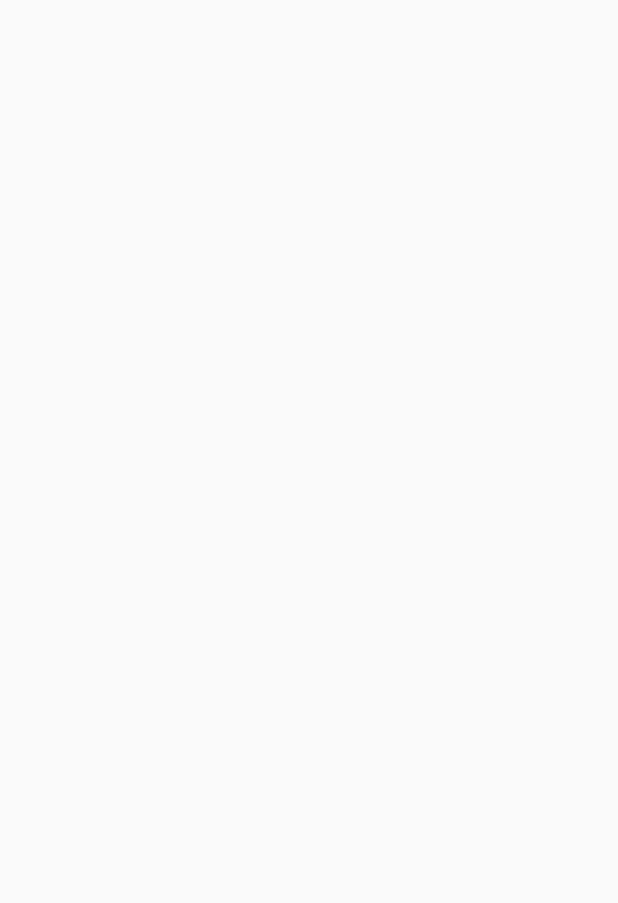
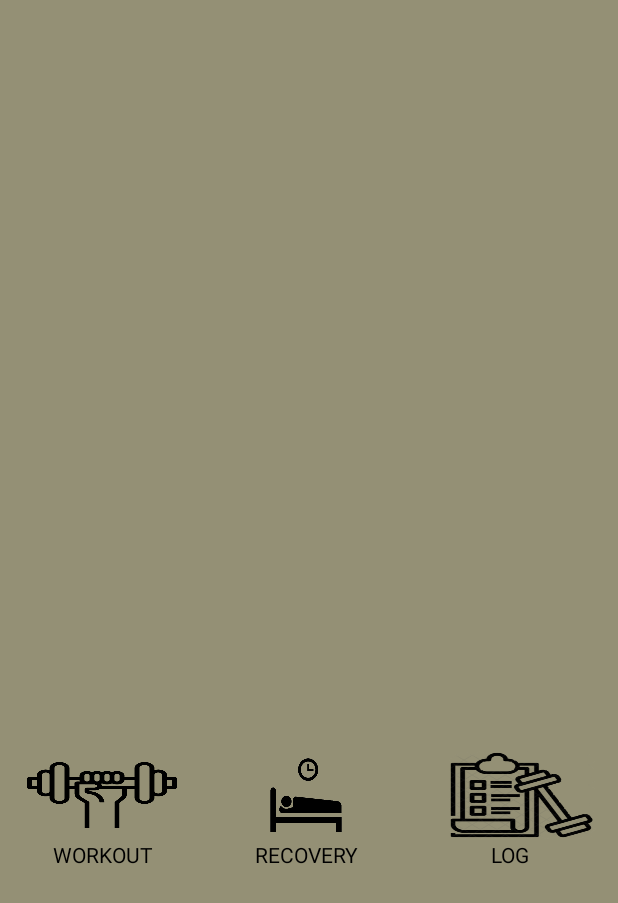
Before and after one commit to jasmeen143/BetterFit, an Android app: the MuscleTraining screen opened directly, with no data from a screen before it, on a phone screen of 412 x 824 dp. Before the commit the part shown is empty. Shown: the top 903 px of the screen. Run offline under Robolectric (Android 15) with nearby library versions, the phone set to English and light mode, and no system bars.

Commit message:
little changes

```diff
--- a/app/src/main/java/singh/betterfit/DatabaseManager.java
+++ b/app/src/main/java/singh/betterfit/DatabaseManager.java
@@ -12,8 +12,6 @@ import java.util.ArrayList;
 import java.util.List;
 
 public class DatabaseManager extends SQLiteOpenHelper {
-
-
 
     private static final int DATABASE_VERSION = 1;
     //NOM DE LA BASE DE DADES
@@ -39,7 +37,7 @@ public class DatabaseManager extends SQLiteOpenHelper {
     @Override
     public void onCreate(SQLiteDatabase db) {
         String createTableMuscles = "CREATE TABLE IF NOT EXISTS " + TABLE_MUSCULOS + "(" + KEY_MUSCLE_NAME + " TEXT PRIMARY KEY, " + KEY_MUSCLE_DESCRIPTION + " TEXT NOT NULL, " + KEY_MUSCLE_IMAGE + " INTEGER NOT NULL, " + KEY_MUSCLE_ENTRENADO + " BOOLEAN NOT NULL " + ")";
-        String createTableLog = "CREATE TABLE " + TABLE_LOG + "(" + KEY_MUSCLE_NAME + " TEXT NOT NULL, " + KEY_MUSCLE_DATETIME + " DATETIME, FOREIGN KEY (" + KEY_MUSCLE_NAME + ") REFERENCES " + TABLE_MUSCULOS + "(" + KEY_MUSCLE_NAME + ") ON DELETE CASCADE" + ")";
+        String createTableLog = "CREATE TABLE IF NOT EXISTS " + TABLE_LOG + "(" + KEY_MUSCLE_NAME + " TEXT NOT NULL, " + KEY_MUSCLE_DATETIME + " DATETIME, FOREIGN KEY (" + KEY_MUSCLE_NAME + ") REFERENCES " + TABLE_MUSCULOS + "(" + KEY_MUSCLE_NAME + ") ON DELETE CASCADE" + ")";
         db.execSQL(createTableMuscles);
         db.execSQL(createTableLog);
         db.execSQL("PRAGMA foreign_keys = ON;");
@@ -122,7 +120,7 @@ public class DatabaseManager extends SQLiteOpenHelper {
         return muscles;
     }
 
-    public List<Muscle> getMusclesToRecover(){
+    public List<Muscle> getNotTrainedMuscles(){
         List<Muscle> muscles = new ArrayList<Muscle>();
         String selectCategoria = "SELECT * FROM " + TABLE_MUSCULOS + " WHERE "+KEY_MUSCLE_ENTRENADO+" = 0";
         SQLiteDatabase db = this.getWritableDatabase();
--- a/app/src/main/java/singh/betterfit/MuscleTraining.java
+++ b/app/src/main/java/singh/betterfit/MuscleTraining.java
@@ -2,13 +2,64 @@ package singh.betterfit;
 
 import androidx.appcompat.app.AppCompatActivity;
 
+import android.content.Intent;
 import android.os.Bundle;
+import android.view.View;
+import android.widget.Button;
+import android.widget.TextView;
+import android.widget.Toast;
 
-public class MuscleTraining extends AppCompatActivity {
+public class MuscleTraining extends AppCompatActivity implements View.OnClickListener{
+    TextView muscleTrainingTextView;
+    String textViewText;
+    Intent intent;
+    Button muscleTraining_workout, muscleTraining_log, muscleTraining_recovery;
 
     @Override
     protected void onCreate(Bundle savedInstanceState) {
         super.onCreate(savedInstanceState);
         setContentView(R.layout.activity_muscle_training);
+
+        muscleTrainingTextView = findViewById(R.id.muscleTrainingTextView);
+        intent = getIntent();
+        textViewText = intent.getStringExtra("MuscleName");
+        muscleTrainingTextView.setText(textViewText);
+
+        muscleTraining_log = findViewById(R.id.muscleTraining_log);
+        muscleTraining_recovery = findViewById(R.id.muscleTraining_recovery);
+        muscleTraining_workout = findViewById(R.id.muscleTraining_workout);
+
+        muscleTraining_workout.setOnClickListener(this);
+        muscleTraining_log.setOnClickListener(this);
+        muscleTraining_recovery.setOnClickListener(this);
+    }
+
+    @Override
+    public void onClick(View v) {
+        switch (v.getId()){
+            case R.id.muscleTraining_log:
+                Toast.makeText(this, "Log Clicked", Toast.LENGTH_SHORT).show();
+                intent = new Intent(this, Log.class);
+                //intent.addFlags(Intent.FLAG_ACTIVITY_CLEAR_TOP);
+                finishAffinity();
+                startActivity(intent);
+                break;
+            case R.id.muscleTraining_recovery:
+                Toast.makeText(this, "Recovery Clicked", Toast.LENGTH_SHORT).show();
+                intent = new Intent(this, Recovery.class);
+                //intent.addFlags(Intent.FLAG_ACTIVITY_CLEAR_TOP);
+                finishAffinity();
+                startActivity(intent);
+                break;
+            case R.id.muscleTraining_workout:
+                Toast.makeText(this, "Workout Clicked", Toast.LENGTH_SHORT).show();
+                intent = new Intent(this, MainActivity.class);
+                // intent.addFlags(Intent.FLAG_ACTIVITY_CLEAR_TOP);
+                finishAffinity();
+                startActivity(intent);
+                break;
+            default:
+                System.out.println("nothing Clicked");
+        }
     }
 }
--- a/app/src/main/res/layout/activity_muscle_training.xml
+++ b/app/src/main/res/layout/activity_muscle_training.xml
@@ -1,9 +1,89 @@
 <?xml version="1.0" encoding="utf-8"?>
-<androidx.constraintlayout.widget.ConstraintLayout xmlns:android="http://schemas.android.com/apk/res/android"
+<LinearLayout xmlns:android="http://schemas.android.com/apk/res/android"
     xmlns:app="http://schemas.android.com/apk/res-auto"
     xmlns:tools="http://schemas.android.com/tools"
     android:layout_width="match_parent"
     android:layout_height="match_parent"
-    tools:context=".MuscleTraining">
+    tools:context=".MuscleTraining"
+    android:background="#949075"
+    android:orientation="vertical">
 
-</androidx.constraintlayout.widget.ConstraintLayout>
+    <TextView
+        android:id="@+id/muscleTrainingTextView"
+        android:layout_width="match_parent"
+        android:layout_height="100dp"
+        android:textAlignment="center"
+        android:textColor="#000"
+        android:text=""
+        android:layout_marginBottom="400dp"/>
+
+    <LinearLayout
+        android:layout_width="match_parent"
+        android:layout_height="60dp"
+        android:orientation="horizontal">
+        <LinearLayout
+            android:layout_width="136dp"
+            android:layout_height="match_parent">
+
+            <Button
+                android:id="@+id/muscleTraining_workout"
+                android:layout_width="100dp"
+                android:layout_marginStart="18dp"
+                android:background="@drawable/workout"
+                android:layout_height="match_parent"
+                android:textAlignment="center"
+                />
+
+        </LinearLayout>
+
+        <LinearLayout
+            android:layout_width="136dp"
+            android:layout_height="match_parent"
+            >
+            <Button
+                android:id="@+id/muscleTraining_recovery"
+                android:layout_width="100dp"
+                android:layout_marginStart="18dp"
+                android:layout_height="match_parent"
+                android:background="@drawable/recovery"
+                />
+        </LinearLayout>
+        <LinearLayout
+            android:layout_width="136dp"
+            android:layout_height="match_parent"
+            >
+            <Button
+                android:id="@+id/muscleTraining_log"
+                android:layout_width="100dp"
+                android:layout_marginStart="25dp"
+                android:layout_height="match_parent"
+                android:background="@drawable/log"
+                android:textAlignment="center" />
+        </LinearLayout>
+    </LinearLayout>
+
+    <LinearLayout
+        android:layout_width="match_parent"
+        android:layout_height="20dp"
+        android:orientation="horizontal">
+        <TextView
+            android:layout_width="136dp"
+            android:layout_height="match_parent"
+            android:text="WORKOUT"
+            android:textColor="#000000"
+            android:textAlignment="center" />
+        <TextView
+            android:layout_width="136dp"
+            android:layout_height="match_parent"
+            android:textColor="#000000"
+            android:text="RECOVERY"
+            android:textAlignment="center" />
+        <TextView
+            android:layout_width="136dp"
+            android:layout_height="match_parent"
+            android:text="LOG"
+            android:textColor="#000000"
+            android:textAlignment="center" />
+    </LinearLayout>
+
+</LinearLayout>
--- a/build.gradle
+++ b/build.gradle
@@ -8,7 +8,7 @@ buildscript {
 
     }
     dependencies {
-        classpath 'com.android.tools.build:gradle:3.6.3'
+        classpath 'com.android.tools.build:gradle:4.0.0'
 
         // NOTE: Do not place your application dependencies here; they belong
         // in the individual module build.gradle files
```
Also changed, not shown: app/src/main/java/singh/betterfit/MainActivity.java (+14 -20 lines), app/src/main/java/singh/betterfit/Recovery.java (+40 -0 lines), gradle/wrapper/gradle-wrapper.properties.
